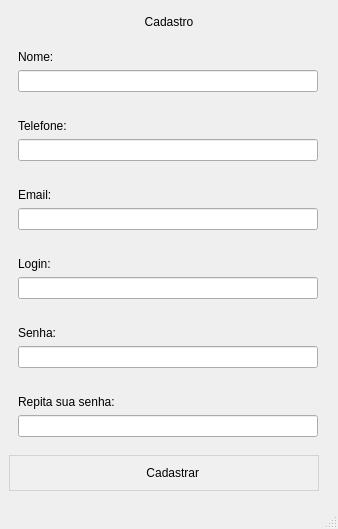
First picture: the form in TelaCadastro.ui, repository Gabriel534/Whatsapp, before the edit.
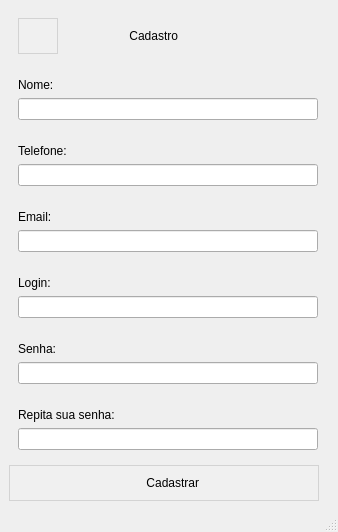
Second picture: the form after the edit.

```diff
--- a/TelaCadastro.ui
+++ b/TelaCadastro.ui
@@ -34,6 +34,31 @@
   <widget class="QWidget" name="centralwidget">
    <layout class="QVBoxLayout" name="verticalLayout_8">
     <item>
+     <widget class="QWidget" name="widget_7" native="true">
+      <layout class="QHBoxLayout" name="horizontalLayout">
+       <item>
+        <widget class="QPushButton" name="pushButtonVoltar">
+         <property name="maximumSize">
+          <size>
+           <width>40</width>
+           <height>16777215</height>
+          </size>
+         </property>
+         <property name="text">
+          <string/>
+         </property>
+         <property name="autoDefault">
+          <bool>false</bool>
+         </property>
+         <property name="default">
+          <bool>false</bool>
+         </property>
+         <property name="flat">
+          <bool>false</bool>
+         </property>
+        </widget>
+       </item>
+       <item>
      <widget class="QLabel" name="label">
       <property name="sizePolicy">
        <sizepolicy hsizetype="Preferred" vsizetype="Maximum">
@@ -48,11 +73,14 @@
        </size>
       </property>
       <property name="text">
-       <string>Cadastro</string>
+          <string>Cadastro                       </string>
       </property>
       <property name="alignment">
        <set>Qt::AlignCenter</set>
       </property>
+        </widget>
+       </item>
+      </layout>
      </widget>
     </item>
     <item>
```
Lines whose indentation alone changed are shown as unchanged.
